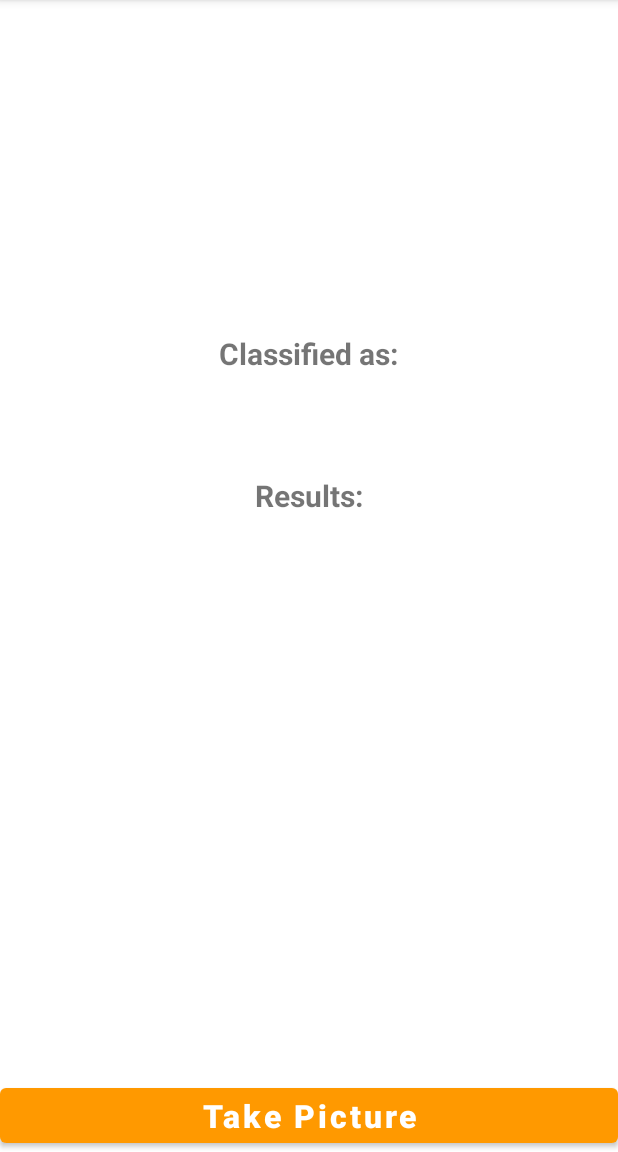
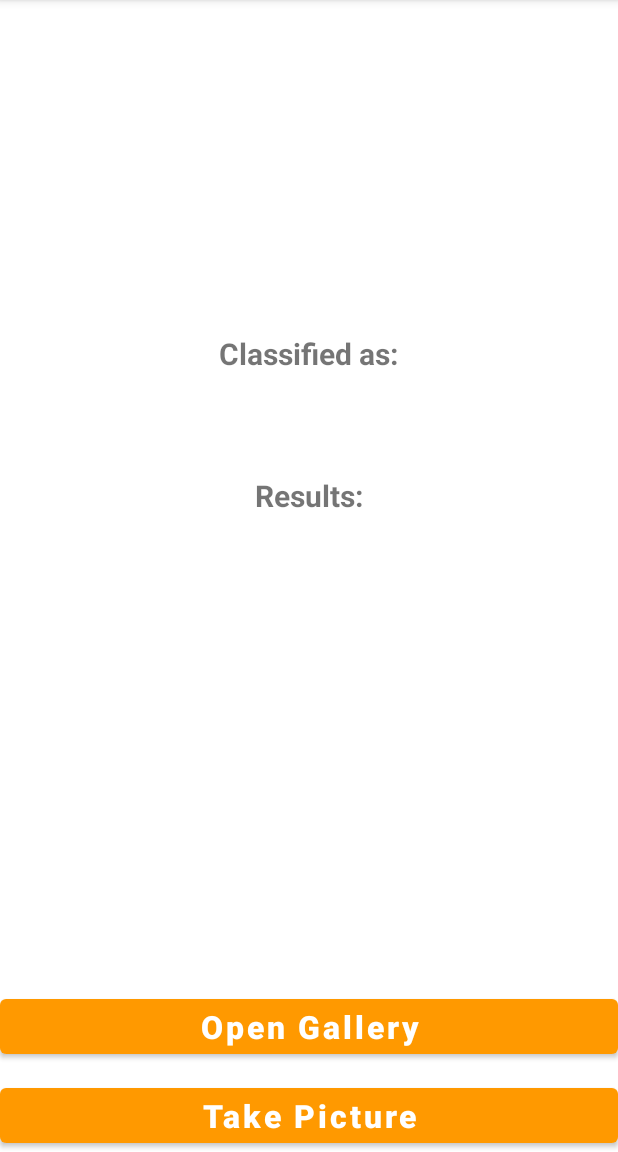
Before and after one commit to cass12/skin-cancer-detection, an Android app: the screen it shows after launch (MainActivity), on a phone screen of 412 x 824 dp, the part 84-1236 px from its top. Run offline under Robolectric (Android 15) with nearby library versions, the light colour scheme and no system bars; libraries missing offline, so code that uses them is left out: org.tensorflow.lite.

Commit message:
added Choose picture from gallery functionality

```diff
--- a/app/src/main/AndroidManifest.xml
+++ b/app/src/main/AndroidManifest.xml
@@ -3,6 +3,8 @@
     package="app.ij.mlwithtensorflowlite">
 
     <uses-permission android:name="android.permission.CAMERA"/>
+    <uses-permission android:name="android.permission.READ_EXTERNAL_STORAGE"/>
+    <uses-permission android:name="android.permission.WRITE_EXTERNAL_STORAGE"/>
 
     <application
         android:allowBackup="true"
--- a/app/src/main/res/layout/activity_main.xml
+++ b/app/src/main/res/layout/activity_main.xml
@@ -7,16 +7,27 @@
     tools:context=".MainActivity">
 
     <Button
+        android:id="@+id/camera_button"
         android:layout_width="match_parent"
         android:layout_height="wrap_content"
+        android:layout_alignParentBottom="true"
         android:layout_centerInParent="true"
-        android:id="@+id/button"
-        android:text="Take Picture"
+        android:text="@string/take_picture"
         android:textAllCaps="false"
+        android:textSize="21sp"
+        android:textStyle="bold" />
+
+    <Button
+        android:id="@+id/gallery_button"
+        android:layout_width="match_parent"
+        android:layout_height="wrap_content"
         android:layout_alignParentBottom="true"
+        android:layout_centerVertical="true"
+        android:layout_marginBottom="59dp"
+        android:text="@string/open_gallery"
+        android:textAllCaps="false"
         android:textSize="21sp"
-        android:textStyle="bold"
-        />
+        android:textStyle="bold" />
 
     <ImageView
         android:id="@+id/imageView"
@@ -28,7 +39,7 @@
         android:layout_width="wrap_content"
         android:layout_height="wrap_content"
         android:layout_centerHorizontal="true"
-        android:text="Classified as:"
+        android:text="@string/classified_as"
         android:textStyle="bold"
         android:textSize="20sp"
         android:id="@+id/classified"
@@ -54,7 +65,7 @@
         android:layout_below="@+id/result"
         android:layout_centerHorizontal="true"
         android:layout_marginTop="30sp"
-        android:text="Results:"
+        android:text="@string/results"
         android:textSize="20sp"
         android:textStyle="bold" />
 
--- a/app/src/main/res/values/strings.xml
+++ b/app/src/main/res/values/strings.xml
@@ -1,3 +1,7 @@
 <resources>
     <string name="app_name">Skin Cancer Detection with TFLite</string>
+    <string name="take_picture">Take Picture</string>
+    <string name="classified_as">Classified as:</string>
+    <string name="results">Results:</string>
+    <string name="open_gallery">Open Gallery</string>
 </resources>
```
Also changed, not shown: app/src/main/java/app/ij/mlwithtensorflowlite/MainActivity.java (+55 -16 lines).
